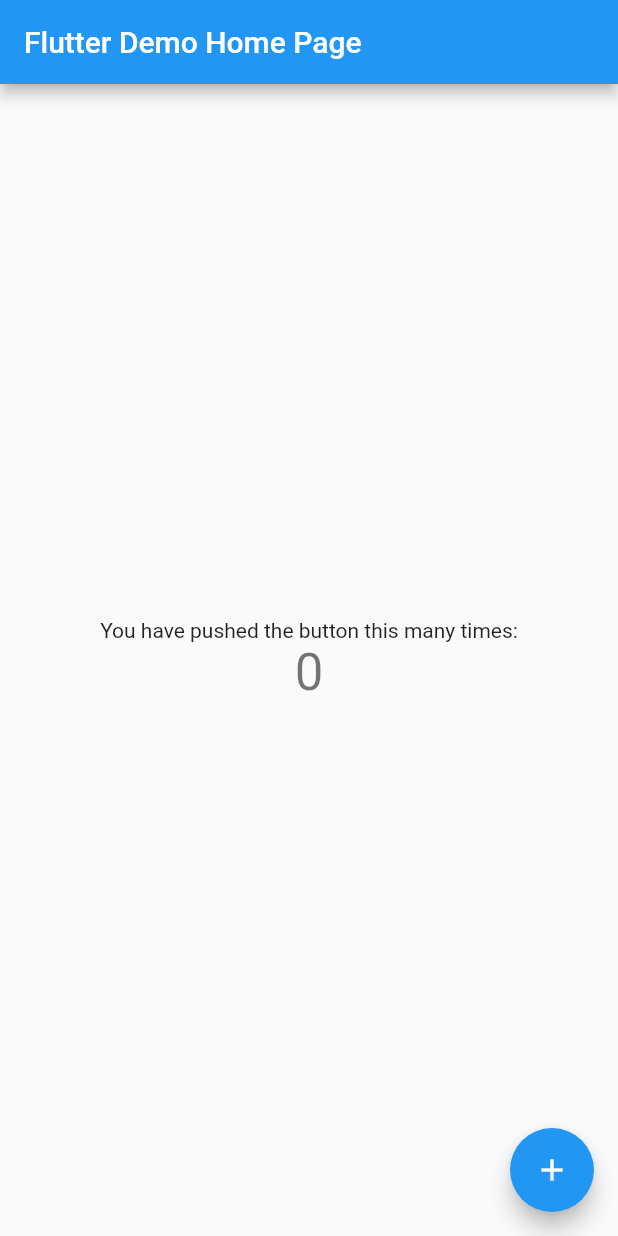
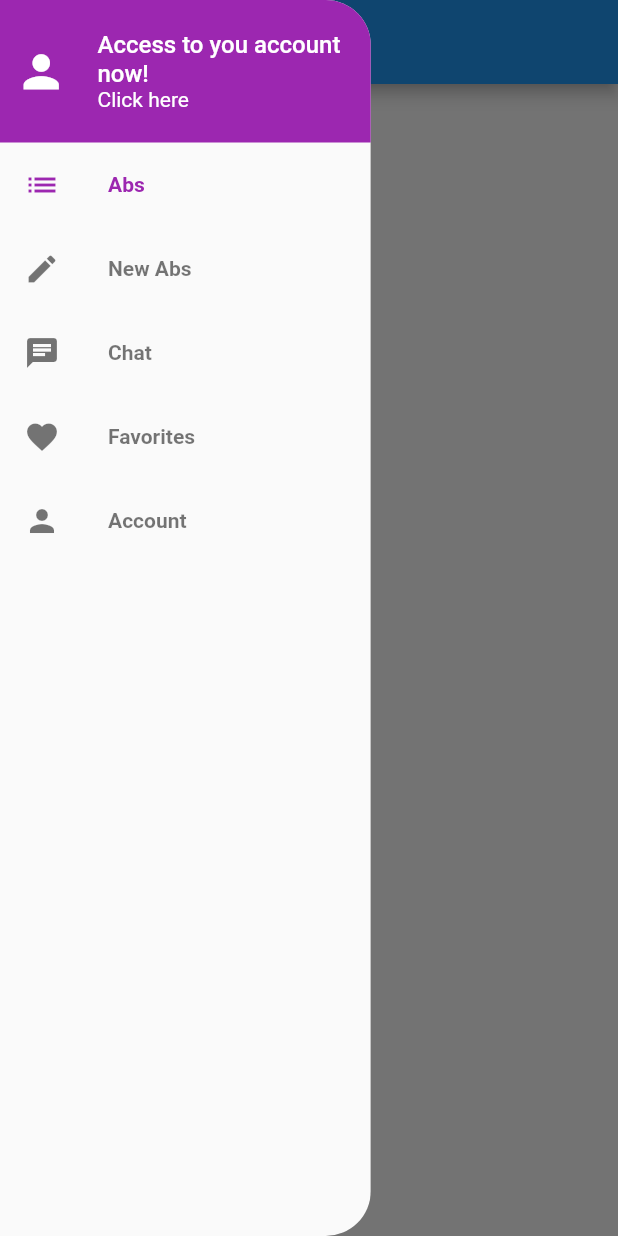
Before and after one commit to MonsterOfCode/MINE-Flutter-course, a Flutter app: the screen it shows after launch, with the side drawer open (before the commit the screen has no drawer), on a phone screen of 412 x 824 dp. Run offline on Flutter 3.47's test engine with Material 2 defaults, Android fonts, the phone set to English and light mode, and no system bars; our stand-ins replace cloud_firestore, dio, firebase_auth, firebase_storage, flare_flutter, flutter_masked_text and 10 more; accounts and stored records are empty; generated files the repository leaves out were written again.

Commit message:
feat(Olx): Introducing mobx and Get_it

```diff
--- a/olx_clone/lib/main.dart
+++ b/olx_clone/lib/main.dart
@@ -1,7 +1,29 @@
 import 'package:flutter/material.dart';
+import 'package:get_it/get_it.dart';
+import 'package:olx_clone/screen/base/base.screen.dart';
+import 'package:olx_clone/stores/screen.store.dart';
+import 'package:parse_server_sdk_flutter/parse_server_sdk.dart';
 
-void main() {
+void main() async {
+  // Make sure that the binding of flutter was already initialized before connect to perseServer
+  WidgetsFlutterBinding.ensureInitialized();
+  await initializeParseServer();
+  setupLocators();
   runApp(MyApp());
+}
+
+void setupLocators() {
+  GetIt.I.registerSingleton(ScreenStore());
+}
+
+Future<void> initializeParseServer() async {
+  await Parse().initialize(
+    "8GYArooGsmJ19lhzdk9dF4La8NfCYzotoplrDWS9",
+    "https://parseapi.back4app.com/",
+    clientKey: "rOm6zqIh6xk1R7xVZLYnoRWfHoRTH84zGjwBBc1D",
+    autoSendSessionId: true,
+    debug: true,
+  );
 }
 
 class MyApp extends StatelessWidget {
@@ -9,105 +31,12 @@
   @override
   Widget build(BuildContext context) {
     return MaterialApp(
-      title: 'Flutter Demo',
+      debugShowCheckedModeBanner: false,
+      title: 'Olx',
       theme: ThemeData(
-        // This is the theme of your application.
-        //
-        // Try running your application with "flutter run". You'll see the
-        // application has a blue toolbar. Then, without quitting the app, try
-        // changing the primarySwatch below to Colors.green and then invoke
-        // "hot reload" (press "r" in the console where you ran "flutter run",
-        // or simply save your changes to "hot reload" in a Flutter IDE).
-        // Notice that the counter didn't reset back to zero; the application
-        // is not restarted.
         primarySwatch: Colors.blue,
       ),
-      home: MyHomePage(title: 'Flutter Demo Home Page'),
+      home: BaseScreen(),
     );
   }
 }
-
-class MyHomePage extends StatefulWidget {
-  MyHomePage({Key key, this.title}) : super(key: key);
-
-  // This widget is the home page of your application. It is stateful, meaning
-  // that it has a State object (defined below) that contains fields that affect
-  // how it looks.
-
-  // This class is the configuration for the state. It holds the values (in this
-  // case the title) provided by the parent (in this case the App widget) and
-  // used by the build method of the State. Fields in a Widget subclass are
-  // always marked "final".
-
-  final String title;
-
-  @override
-  _MyHomePageState createState() => _MyHomePageState();
-}
-
-class _MyHomePageState extends State<MyHomePage> {
-  int _counter = 0;
-
-  void _incrementCounter() {
-    setState(() {
-      // This call to setState tells the Flutter framework that something has
-      // changed in this State, which causes it to rerun the build method below
-      // so that the display can reflect the updated values. If we changed
-      // _counter without calling setState(), then the build method would not be
-      // called again, and so nothing would appear to happen.
-      _counter++;
-    });
-  }
-
-  @override
-  Widget build(BuildContext context) {
-    // This method is rerun every time setState is called, for instance as done
-    // by the _incrementCounter method above.
-    //
-    // The Flutter framework has been optimized to make rerunning build methods
-    // fast, so that you can just rebuild anything that needs updating rather
-    // than having to individually change instances of widgets.
-    return Scaffold(
-      appBar: AppBar(
-        // Here we take the value from the MyHomePage object that was created by
-        // the App.build method, and use it to set our appbar title.
-        title: Text(widget.title),
-      ),
-      body: Center(
-        // Center is a layout widget. It takes a single child and positions it
-        // in the middle of the parent.
-        child: Column(
-          // Column is also a layout widget. It takes a list of children and
-          // arranges them vertically. By default, it sizes itself to fit its
-          // children horizontally, and tries to be as tall as its parent.
-          //
-          // Invoke "debug painting" (press "p" in the console, choose the
-          // "Toggle Debug Paint" action from the Flutter Inspector in Android
-          // Studio, or the "Toggle Debug Paint" command in Visual Studio Code)
-          // to see the wireframe for each widget.
-          //
-          // Column has various properties to control how it sizes itself and
-          // how it positions its children. Here we use mainAxisAlignment to
-          // center the children vertically; the main axis here is the vertical
-          // axis because Columns are vertical (the cross axis would be
-          // horizontal).
-          mainAxisAlignment: MainAxisAlignment.center,
-          children: <Widget>[
-            Text(
-              'You have pushed the button this many times:',
-            ),
-            Text(
-              '$_counter',
-              style: Theme.of(context).textTheme.headline4,
-            ),
-          ],
-        ),
-      ),
-      floatingActionButton: FloatingActionButton(
-        onPressed: _incrementCounter,
-        tooltip: 'Increment',
-        child: Icon(Icons.add),
-      ), // This trailing comma makes auto-formatting nicer for build methods.
-    );
-  }
-}
--- /dev/null
+++ b/olx_clone/lib/screen/base/base.screen.dart
@@ -0,0 +1,51 @@
+import 'package:flutter/material.dart';
+import 'package:get_it/get_it.dart';
+import 'package:mobx/mobx.dart';
+import 'package:olx_clone/screen/home/home.screen.dart';
+import 'package:olx_clone/stores/screen.store.dart';
+
+class BaseScreen extends StatefulWidget {
+  @override
+  _BaseScreenState createState() => _BaseScreenState();
+}
+
+class _BaseScreenState extends State<BaseScreen> {
+  final PageController pageController = PageController();
+
+  final ScreenStore store = GetIt.I<ScreenStore>();
+
+  @override
+  void initState() {
+    super.initState();
+
+    reaction(
+      (_) => store.page,
+      (newPage) => pageController.jumpToPage(newPage),
+    );
+  }
+
+  @override
+  Widget build(BuildContext context) {
+    return Scaffold(
+      body: PageView(
+        controller: pageController,
+        physics: NeverScrollableScrollPhysics(),
+        children: [
+          HomeScreen(),
+          Container(
+            color: Colors.green,
+          ),
+          Container(
+            color: Colors.yellow,
+          ),
+          Container(
+            color: Colors.purple,
+          ),
+          Container(
+            color: Colors.brown,
+          ),
+        ],
+      ),
+    );
+  }
+}
--- /dev/null
+++ b/olx_clone/lib/screen/home/home.screen.dart
@@ -0,0 +1,13 @@
+import 'package:flutter/material.dart';
+import 'package:olx_clone/widgets/drawer/drawer.widget.dart';
+
+class HomeScreen extends StatelessWidget {
+  final PageController pageController = PageController();
+  @override
+  Widget build(BuildContext context) {
+    return Scaffold(
+      drawer: DrawerWidget(),
+      appBar: AppBar(),
+    );
+  }
+}
--- /dev/null
+++ b/olx_clone/lib/stores/screen.store.dart
@@ -0,0 +1,12 @@
+import 'package:mobx/mobx.dart';
+part 'screen.store.g.dart';
+
+class ScreenStore = _ScreenStoreBase with _$ScreenStore;
+
+abstract class _ScreenStoreBase with Store {
+  @observable
+  int page = 0;
+
+  @action
+  void setScreen(int value) => page = value;
+}
--- /dev/null
+++ b/olx_clone/lib/widgets/drawer/drawer.widget.dart
@@ -0,0 +1,23 @@
+import 'package:flutter/material.dart';
+import 'package:olx_clone/widgets/drawer/drawer_header.widget.dart';
+import 'package:olx_clone/widgets/drawer/drawer_screen_section.widget.dart';
+
+class DrawerWidget extends StatelessWidget {
+  @override
+  Widget build(BuildContext context) {
+    return ClipRRect(
+      borderRadius: BorderRadius.horizontal(right: Radius.circular(30)),
+      child: SizedBox(
+        width: MediaQuery.of(context).size.width * 0.6,
+        child: Drawer(
+          child: ListView(
+            children: [
+              DrawerHeaderWidget(),
+              DrawerScreensSectionWidget(),
+            ],
+          ),
+        ),
+      ),
+    );
+  }
+}
--- /dev/null
+++ b/olx_clone/lib/widgets/drawer/drawer_header.widget.dart
@@ -0,0 +1,38 @@
+import 'package:flutter/material.dart';
+
+class DrawerHeaderWidget extends StatelessWidget {
+  @override
+  Widget build(BuildContext context) {
+    return Container(
+      padding: EdgeInsets.symmetric(horizontal: 10),
+      height: 95,
+      color: Colors.purple,
+      child: Row(
+        children: [
+          Icon(
+            Icons.person,
+            color: Colors.white,
+            size: 35,
+          ),
+          SizedBox(width: 20),
+          Expanded(
+            child: Column(
+              crossAxisAlignment: CrossAxisAlignment.start,
+              mainAxisAlignment: MainAxisAlignment.center,
+              children: [
+                Text(
+                  "Access to you account now!",
+                  style: TextStyle(color: Colors.white, fontSize: 16, fontWeight: FontWeight.w500),
+                ),
+                Text(
+                  "Click here",
+                  style: TextStyle(color: Colors.white, fontSize: 14, fontWeight: FontWeight.w400),
+                ),
+              ],
+            ),
+          )
+        ],
+      ),
+    );
+  }
+}
--- /dev/null
+++ b/olx_clone/lib/widgets/drawer/drawer_item.widget.dart
@@ -0,0 +1,28 @@
+import 'package:flutter/material.dart';
+
+class DrawerItemWidget extends StatelessWidget {
+  final String label;
+  final IconData iconData;
+  final VoidCallback onTap;
+  final bool highlighted;
+
+  const DrawerItemWidget({this.label, this.iconData, this.onTap, this.highlighted});
+
+  @override
+  Widget build(BuildContext context) {
+    return ListTile(
+      title: Text(
+        label,
+        style: TextStyle(
+          color: highlighted ? Colors.purple : Colors.black54,
+          fontWeight: FontWeight.w700,
+        ),
+      ),
+      leading: Icon(
+        iconData,
+        color: highlighted ? Colors.purple : Colors.black54,
+      ),
+      onTap: onTap,
+    );
+  }
+}
--- /dev/null
+++ b/olx_clone/lib/widgets/drawer/drawer_screen_section.widget.dart
@@ -0,0 +1,21 @@
+import 'package:flutter/material.dart';
+import 'package:get_it/get_it.dart';
+import 'package:olx_clone/stores/screen.store.dart';
+import 'package:olx_clone/widgets/drawer/drawer_item.widget.dart';
+
+class DrawerScreensSectionWidget extends StatelessWidget {
+  final ScreenStore store = GetIt.I<ScreenStore>();
+
+  @override
+  Widget build(BuildContext context) {
+    return Column(
+      children: [
+        DrawerItemWidget(label: "Abs", iconData: Icons.list, onTap: () => store.setScreen(0), highlighted: store.page == 0),
+        DrawerItemWidget(label: "New Abs", iconData: Icons.edit, onTap: () => store.setScreen(1), highlighted: store.page == 1),
+        DrawerItemWidget(label: "Chat", iconData: Icons.chat, onTap: () => store.setScreen(2), highlighted: store.page == 2),
+        DrawerItemWidget(label: "Favorites", iconData: Icons.favorite, onTap: () => store.setScreen(3), highlighted: store.page == 3),
+        DrawerItemWidget(label: "Account", iconData: Icons.person, onTap: () => store.setScreen(4), highlighted: store.page == 4),
+      ],
+    );
+  }
+}
```
Also changed, not shown: olx_clone/pubspec.yaml (+7 -3 lines), olx_clone/lib/stores/screen.store.g.dart (added), olx_clone/pubspec.lock, 7 other files.
